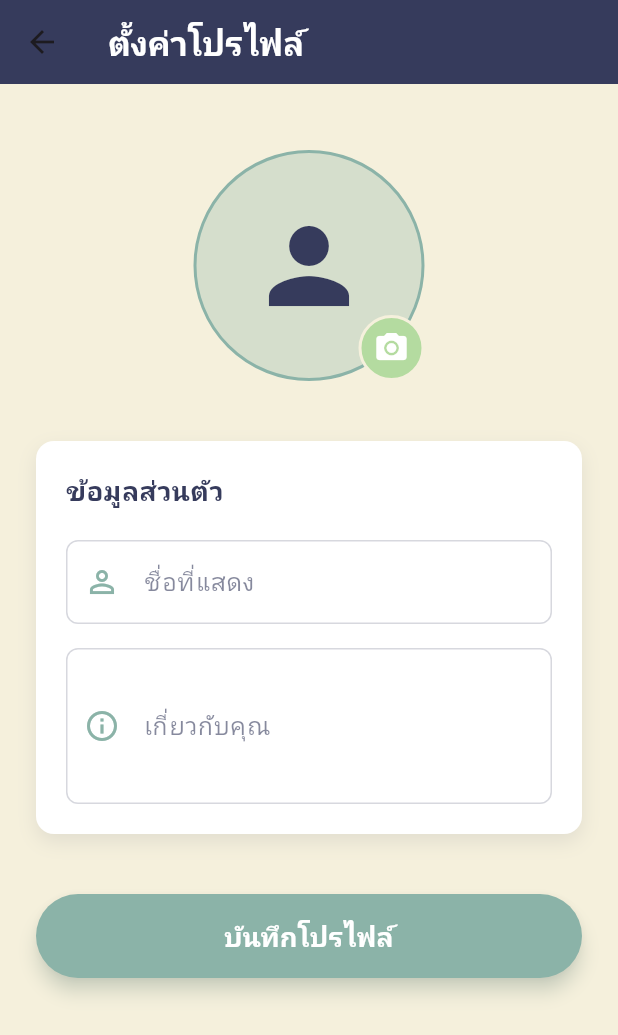
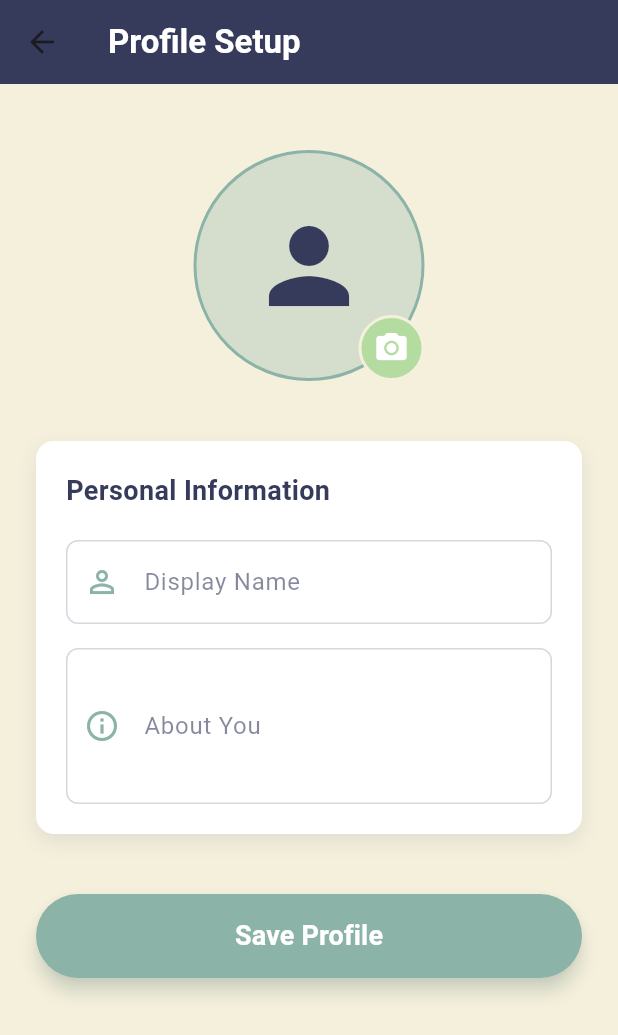
Before and after one commit to 6510615252/cn322-project, a Flutter app: the ProfileSetupPage screen opened directly with empty values, on a phone screen of 412 x 824 dp. Shown: the top 1035 px of the screen. Run offline on Flutter 3.47's test engine with Material 3 defaults, Android fonts, the phone set to English and light mode, and no system bars; our stand-ins replace cloud_firestore, firebase_auth, firebase_core, firebase_database, firebase_storage, flutter_dotenv and 2 more; accounts and stored records are empty; network calls fail.

Commit message:
change language

```diff
--- a/lib/screens/profile_setup_page.dart
+++ b/lib/screens/profile_setup_page.dart
@@ -56,7 +56,7 @@ class _ProfileSetupPageState extends State<ProfileSetupPage> {
     if (_nameController.text.trim().isEmpty) {
       ScaffoldMessenger.of(context).showSnackBar(
         SnackBar(
-          content: Text("กรุณาใส่ชื่อที่ต้องการแสดง"),
+          content: Text("Please enter a display name"),
           backgroundColor: AppTheme.navyColor,
         ),
       );
@@ -66,7 +66,7 @@ class _ProfileSetupPageState extends State<ProfileSetupPage> {
     if (_bioController.text.trim().isEmpty) {
       ScaffoldMessenger.of(context).showSnackBar(
         SnackBar(
-          content: Text("กรุณาเขียนประวัติสั้นๆ ของคุณ"),
+          content: Text("Please write a short bio"),
           backgroundColor: AppTheme.navyColor,
         ),
       );
@@ -76,7 +76,7 @@ class _ProfileSetupPageState extends State<ProfileSetupPage> {
     if (_imageBytes == null) {
       ScaffoldMessenger.of(context).showSnackBar(
         SnackBar(
-          content: Text("กรุณาเลือกรูปโปรไฟล์"),
+          content: Text("Please select a profile picture"),
           backgroundColor: AppTheme.navyColor,
         ),
       );
@@ -108,7 +108,7 @@ class _ProfileSetupPageState extends State<ProfileSetupPage> {
     } catch (e) {
       ScaffoldMessenger.of(context).showSnackBar(
         SnackBar(
-          content: Text("เกิดข้อผิดพลาดในการบันทึกโปรไฟล์: $e"),
+          content: Text("Error saving profile: $e"),
           backgroundColor: Colors.red,
         ),
       );
@@ -123,7 +123,7 @@ class _ProfileSetupPageState extends State<ProfileSetupPage> {
       backgroundColor: AppTheme.creamColor,
       appBar: AppBar(
         title: const Text(
-          "ตั้งค่าโปรไฟล์",
+          "Profile Setup",
           style: TextStyle(
             color: Colors.white,
             fontWeight: FontWeight.bold,
@@ -218,7 +218,7 @@ class _ProfileSetupPageState extends State<ProfileSetupPage> {
                   crossAxisAlignment: CrossAxisAlignment.start,
                   children: [
                     const Text(
-                      "ข้อมูลส่วนตัว",
+                      "Personal Information",
                       style: TextStyle(
                         fontSize: 18,
                         fontWeight: FontWeight.bold,
@@ -229,7 +229,7 @@ class _ProfileSetupPageState extends State<ProfileSetupPage> {
                     TextField(
                       controller: _nameController,
                       decoration: InputDecoration(
-                        labelText: "ชื่อที่แสดง",
+                        labelText: "Display Name",
                         labelStyle: TextStyle(color: AppTheme.navyColor.withOpacity(0.6)),
                         focusedBorder: OutlineInputBorder(
                           borderRadius: BorderRadius.circular(8),
@@ -249,9 +249,9 @@ class _ProfileSetupPageState extends State<ProfileSetupPage> {
                       controller: _bioController,
                       maxLines: 3,
                       decoration: InputDecoration(
-                        labelText: "เกี่ยวกับคุณ",
+                        labelText: "About You",
                         labelStyle: TextStyle(color: AppTheme.navyColor.withOpacity(0.6)),
-                        hintText: "เขียนเล่าเกี่ยวกับตัวคุณสั้นๆ",
+                        hintText: "Write a short description about yourself",
                         hintStyle: TextStyle(color: AppTheme.navyColor.withOpacity(0.4)),
                         focusedBorder: OutlineInputBorder(
                           borderRadius: BorderRadius.circular(8),
@@ -293,7 +293,7 @@ class _ProfileSetupPageState extends State<ProfileSetupPage> {
                         ),
                       )
                     : const Text(
-                        "บันทึกโปรไฟล์",
+                        "Save Profile",
                         style: TextStyle(
                           fontSize: 18,
                           fontWeight: FontWeight.bold,
```
